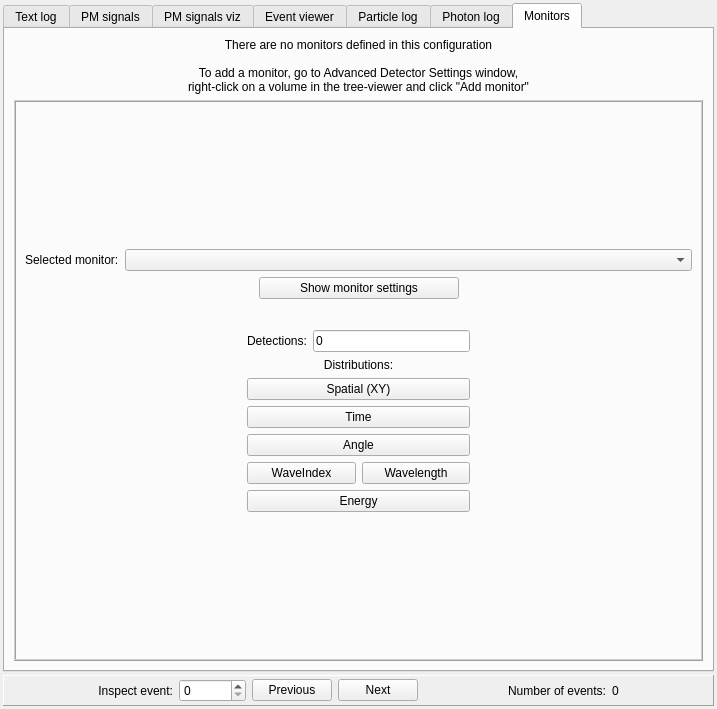
This is src/gui/outputwindow.ui in andrmor/ANTS2 as Qt 5 draws it before an edit. The edited form follows.
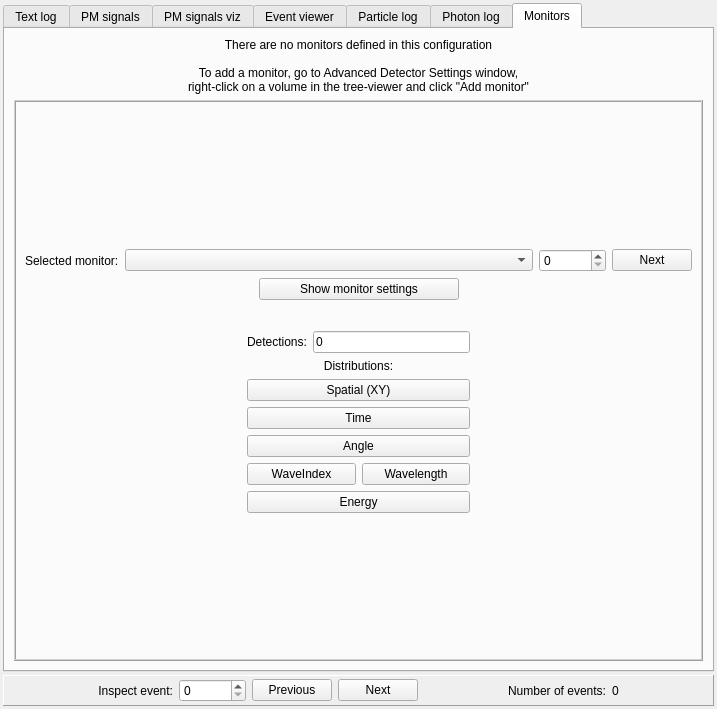
This is the edited form. The open tabs and pages were chosen to show the change.

Commit message: add direct monitor index control

```diff
--- a/src/gui/outputwindow.ui
+++ b/src/gui/outputwindow.ui
@@ -2489,6 +2489,20 @@
                </property>
               </widget>
              </item>
+             <item>
+              <widget class="QSpinBox" name="sbMonitorIndex">
+               <property name="maximum">
+                <number>100000</number>
+               </property>
+              </widget>
+             </item>
+             <item>
+              <widget class="QPushButton" name="pbNextMonitor">
+               <property name="text">
+                <string>Next</string>
+               </property>
+              </widget>
+             </item>
             </layout>
            </item>
            <item>
```
Left out of the diff: 2 changed lines with no effect on the pictures. The commit also changes 2 other files.
